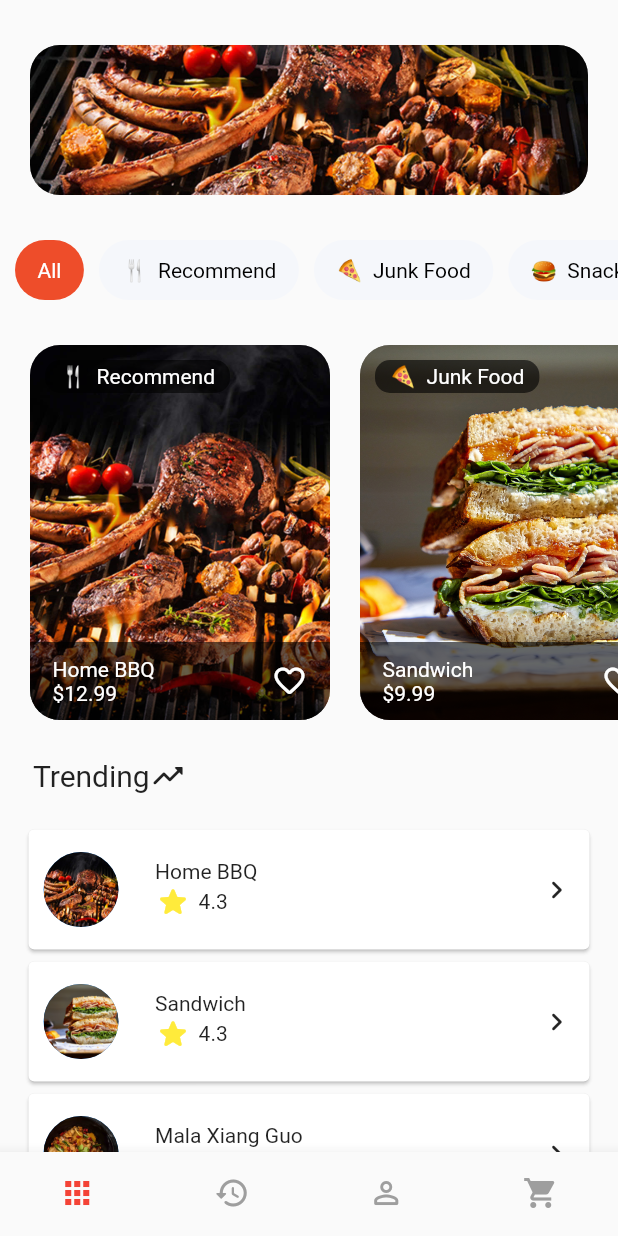
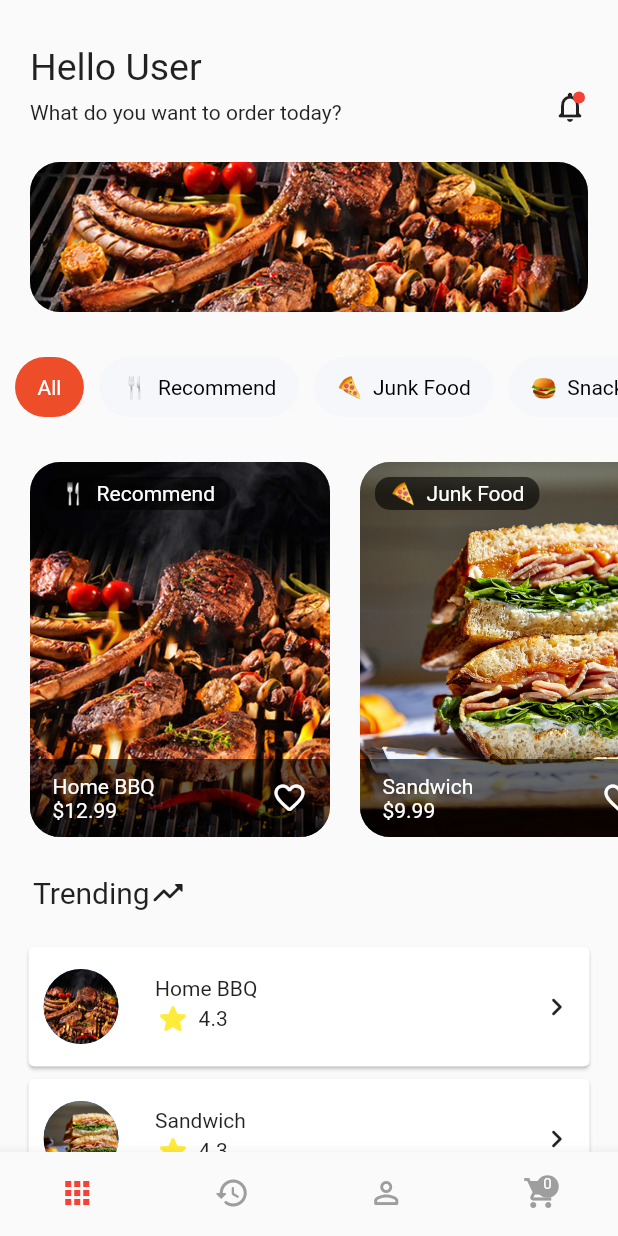
Before and after one commit to thetooaung07/flutter_foodly, a Flutter app: the screen it shows after launch, on a phone screen of 412 x 824 dp. Run offline on Flutter 3.47's test engine with Material 2 defaults, Android fonts, the phone set to English and light mode, and no system bars; our stand-ins replace dotted_border, flutter_svg.

Commit message:
UI changes, notification and some improvements

```diff
--- a/lib/components/badge.dart
+++ b/lib/components/badge.dart
@@ -18,23 +18,22 @@ class Badge extends StatelessWidget {
       children: [
         child,
         Positioned(
-          right: 5,
-          top: 5,
+          right: 0,
+          top: 0,
           child: Container(
-            padding: const EdgeInsets.all(2.0),
-            // color: Theme.of(context).accentColor,
             decoration: BoxDecoration(
-              borderRadius: BorderRadius.circular(10.0),
-              // color: color != null ? color : Theme.of(context).,
+              shape: BoxShape.circle,
+              color: value == "0" ? Colors.grey : Colors.red,
             ),
             constraints: const BoxConstraints(
-              minWidth: 16,
-              minHeight: 16,
+              minWidth: 15,
+              minHeight: 15,
             ),
             child: Text(
-              value == "0" ? "" : value,
+              value,
               textAlign: TextAlign.center,
               style: const TextStyle(
+                color: Colors.white,
                 fontSize: 10,
               ),
             ),
@@ -44,3 +43,36 @@ class Badge extends StatelessWidget {
     );
   }
 }
+
+class NotificationBadge extends StatelessWidget {
+  final Widget child;
+  final bool? isNew;
+  final Color? color;
+  const NotificationBadge({
+    Key? key,
+    required this.child,
+    this.isNew = false,
+    this.color,
+  }) : super(key: key);
+
+  @override
+  Widget build(BuildContext context) {
+    return Stack(
+      alignment: Alignment.center,
+      children: [
+        child,
+        Positioned(
+          right: 2,
+          top: 2,
+          child: Container(
+            padding: EdgeInsets.symmetric(horizontal: 4, vertical: 4),
+            decoration: BoxDecoration(
+                shape: BoxShape.circle,
+                color: isNew! ? Colors.red : Colors.transparent),
+            alignment: Alignment.center,
+          ),
+        )
+      ],
+    );
+  }
+}
--- /dev/null
+++ b/lib/components/hero_dialog_route.dart
@@ -0,0 +1,47 @@
+import 'package:flutter/material.dart';
+
+/// {@template hero_dialog_route}
+/// Custom [PageRoute] that creates an overlay dialog (popup effect).
+///
+/// Best used with a [Hero] animation.
+/// {@endtemplate}
+class HeroDialogRoute<T> extends PageRoute<T> {
+  HeroDialogRoute({
+    @required WidgetBuilder? builder,
+    RouteSettings? settings,
+    bool fullscreenDialog = false,
+  })  : _builder = builder!,
+        super(settings: settings, fullscreenDialog: fullscreenDialog);
+
+  final WidgetBuilder _builder;
+
+  @override
+  bool get opaque => false;
+
+  @override
+  bool get barrierDismissible => true;
+
+  @override
+  Duration get transitionDuration => const Duration(milliseconds: 300);
+
+  @override
+  bool get maintainState => true;
+
+  @override
+  Color get barrierColor => Colors.black54;
+
+  @override
+  Widget buildTransitions(BuildContext context, Animation<double> animation,
+      Animation<double> secondaryAnimation, Widget child) {
+    return child;
+  }
+
+  @override
+  Widget buildPage(BuildContext context, Animation<double> animation,
+      Animation<double> secondaryAnimation) {
+    return _builder(context);
+  }
+
+  @override
+  String get barrierLabel => 'Popup dialog open';
+}
--- a/lib/main.dart
+++ b/lib/main.dart
@@ -1,14 +1,13 @@
 import 'package:flutter/material.dart';
 import 'package:food_order/components/badge.dart';
-import 'package:food_order/components/drawer/main_screen_drawer.dart';
 import 'package:food_order/pages/details_page.dart';
 import 'package:food_order/pages/navpages/home_page.dart';
 import 'package:food_order/pages/navpages/order_history.dart';
 import 'package:food_order/pages/navpages/user_profile.dart';
+import 'package:food_order/pages/notification_page.dart';
 import 'package:food_order/pages/shopping_cart_page/shopping_cart_page.dart';
 import 'package:food_order/providers/cart.dart';
 import 'package:food_order/providers/products.dart';
-import 'package:food_order/providers/theme_provider.dart';
 import 'package:provider/provider.dart';
 
 void main() {
@@ -45,6 +44,9 @@ class MyApp extends StatelessWidget {
                 case "shopping_cart_page":
                   return MaterialPageRoute(
                       builder: (context) => (const ShoppingCartPage()));
+                case "notification_page":
+                  return MaterialPageRoute(
+                      builder: (context) => (const NotificationPage()));
                 default:
                   return MaterialPageRoute(
                       builder: (context) => (const HomePage()));
@@ -70,6 +72,7 @@ class MainScreen extends StatefulWidget {
 
 class _MainScreenState extends State<MainScreen> {
   final scaffoldKey = GlobalKey<ScaffoldState>();
+  final PageController _pageController = PageController(initialPage: 0);
 
   int currentIndex = 0;
   List pages = [
@@ -79,16 +82,11 @@ class _MainScreenState extends State<MainScreen> {
     ShoppingCartPage(),
   ];
   void onTap(int index) {
-    if (index == pages.length - 1) {
-      Navigator.of(context).pushNamed("shopping_cart_page");
-      setState(() {
-        currentIndex = 0;
-      });
-    } else {
-      setState(() {
-        currentIndex = index;
-      });
-    }
+    setState(() {
+      currentIndex = index;
+      _pageController.animateToPage(index,
+          duration: Duration(milliseconds: 500), curve: Curves.ease);
+    });
   }
 
   @override
@@ -116,7 +114,20 @@ class _MainScreenState extends State<MainScreen> {
       //   ),
       //   centerTitle: true,
       // ),
-      body: pages[currentIndex],
+      body: PageView(
+        onPageChanged: (newIndex) {
+          setState(() {
+            currentIndex = newIndex;
+          });
+        },
+        controller: _pageController,
+        children: [
+          HomePage(),
+          OrderHistoryPage(),
+          UserProfilePage(),
+          ShoppingCartPage(),
+        ],
+      ),
       bottomNavigationBar: BottomNavigationBar(
         selectedFontSize: 0,
         unselectedFontSize: 0,
@@ -143,12 +154,7 @@ class _MainScreenState extends State<MainScreen> {
                   child: ch!,
                   value: cart.itemCount.toString(),
                 ),
-                child: IconButton(
-                  icon: const Icon(Icons.shopping_cart),
-                  onPressed: () {
-                    Navigator.of(context).pushNamed("shopping_cart_page");
-                  },
-                ),
+                child: const Icon(Icons.shopping_cart),
               ),
               label: "Shopping Cart"),
         ],
--- a/lib/pages/navpages/home_page.dart
+++ b/lib/pages/navpages/home_page.dart
@@ -1,6 +1,7 @@
 import 'package:flutter/material.dart';
 import 'package:food_order/pages/navpages/homepage/carousel_slider.dart';
 import 'package:food_order/pages/navpages/homepage/homepage_banner.dart';
+import 'package:food_order/pages/navpages/homepage/homepage_intro.dart';
 import 'package:food_order/pages/navpages/homepage/horizontal_list_menu.dart';
 import 'package:food_order/pages/navpages/homepage/trending_order.dart';
 
@@ -11,6 +12,8 @@ class HomePage extends StatelessWidget {
   Widget build(BuildContext context) {
     return ListView(
       children: const [
+        HomePageIntro(),
+
         // Banner
         HomePageBanner(),
 
--- a/lib/pages/navpages/homepage/homepage_banner.dart
+++ b/lib/pages/navpages/homepage/homepage_banner.dart
@@ -6,7 +6,7 @@ class HomePageBanner extends StatelessWidget {
   @override
   Widget build(BuildContext context) {
     return Container(
-      margin: const EdgeInsets.fromLTRB(20, 30, 20, 20),
+      margin: const EdgeInsets.all(20),
       width: 200,
       height: 100,
       decoration: BoxDecoration(
--- /dev/null
+++ b/lib/pages/navpages/homepage/homepage_intro.dart
@@ -0,0 +1,152 @@
+import 'package:flutter/material.dart';
+import 'package:food_order/components/badge.dart';
+import 'package:food_order/components/hero_dialog_route.dart';
+
+class HomePageIntro extends StatefulWidget {
+  const HomePageIntro({Key? key}) : super(key: key);
+
+  @override
+  State<HomePageIntro> createState() => _HomePageIntroState();
+}
+
+class _HomePageIntroState extends State<HomePageIntro> {
+  bool isClicked = false;
+  @override
+  Widget build(BuildContext context) {
+    return Padding(
+      padding: const EdgeInsets.fromLTRB(20, 30, 20, 5),
+      child: Column(
+        crossAxisAlignment: CrossAxisAlignment.start,
+        mainAxisAlignment: MainAxisAlignment.center,
+        children: [
+          Text(
+            "Hello User",
+            style: TextStyle(fontSize: 25),
+          ),
+          Row(
+            mainAxisAlignment: MainAxisAlignment.spaceBetween,
+            crossAxisAlignment: CrossAxisAlignment.end,
+            children: [
+              Text("What do you want to order today?"),
+              GestureDetector(
+                onTap: () {
+                  // Navigator.of(context).push(
+                  //   HeroDialogRoute(
+                  //     builder: (context) => Center(
+                  //       child: PopUpNotification(),
+                  //     ),
+                  //   ),
+                  // );
+                  Navigator.of(context).pushNamed("notification_page");
+                  setState(() {
+                    isClicked = true;
+                  });
+                },
+                child: Hero(
+                  tag: "popUpNotification",
+                  placeholderBuilder: (context, size, widget) {
+                    return Opacity(
+                        opacity: 0.5,
+                        child: Icon(Icons.notifications_none_rounded));
+                  },
+                  child: NotificationBadge(
+                    child: Icon(Icons.notifications_none_rounded),
+                    isNew: !isClicked,
+                  ),
+                ),
+              ),
+            ],
+          ),
+        ],
+      ),
+    );
+  }
+}
+
+class PopUpNotification extends StatelessWidget {
+  const PopUpNotification({
+    Key? key,
+  }) : super(key: key);
+
+  @override
+  Widget build(BuildContext context) {
+    return Hero(
+      tag: "popUpNotification",
+      child: Padding(
+        padding: const EdgeInsets.fromLTRB(30, 10, 10, 220),
+        child: Material(
+          borderRadius: BorderRadius.circular(10),
+          child: SizedBox(
+            child: Container(
+              height: 300,
+              child: SingleChildScrollView(
+                child: Column(
+                  mainAxisSize: MainAxisSize.min,
+                  children: [
+                    PopUpNotificationItem(),
+                    PopUpNotificationItem(),
+                    PopUpNotificationItem(),
+                    PopUpNotificationItem(),
+                    PopUpNotificationItem(),
+                  ],
+                ),
+              ),
+            ),
+          ),
+        ),
+      ),
+    );
+  }
+}
+
+class PopUpNotificationItem extends StatelessWidget {
+  const PopUpNotificationItem({Key? key}) : super(key: key);
+
+  @override
+  Widget build(BuildContext context) {
+    return Container(
+      margin: EdgeInsets.only(bottom: 10),
+      height: 60,
+      decoration: BoxDecoration(
+        color: Colors.transparent,
+        //   border: Border(
+        // bottom: BorderSide(width: 1.0, color: Colors.lightBlue.shade900),
+        // top: BorderSide(width: 1.0, color: Colors.lightBlue.shade900),
+        // left: BorderSide(width: 1.0, color: Colors.lightBlue.shade900),
+        // right: BorderSide(width: 1.0, color: Colors.lightBlue.shade900),
+        //  ),
+      ),
+      child: SingleChildScrollView(
+        child: Row(
+          crossAxisAlignment: CrossAxisAlignment.center,
+          mainAxisAlignment: MainAxisAlignment.start,
+          children: [
+            Container(
+              margin: EdgeInsets.only(left: 10),
+              width: 50,
+              height: 40,
+              decoration: BoxDecoration(
+                  borderRadius: BorderRadius.circular(10),
+                  image: DecorationImage(
+                      image: AssetImage("assets/images/hot_pot.jpeg"))),
+            ),
+            SizedBox(width: 15),
+            Column(
+              mainAxisAlignment: MainAxisAlignment.center,
+              crossAxisAlignment: CrossAxisAlignment.start,
+              children: [
+                Row(
+                  children: [
+                    Text("Jon Doe"),
+                    Text("joins Foody Today.Order Now"),
+                  ],
+                ),
+                Text("2h ago"),
+              ],
+            ),
+          ],
+        ),
+      ),
+    );
+  }
+}
```
Also changed, not shown: lib/pages/notification_page.dart (added, +14 -0 lines), lib/providers/page_notifier.dart (added, +17 -0 lines).
